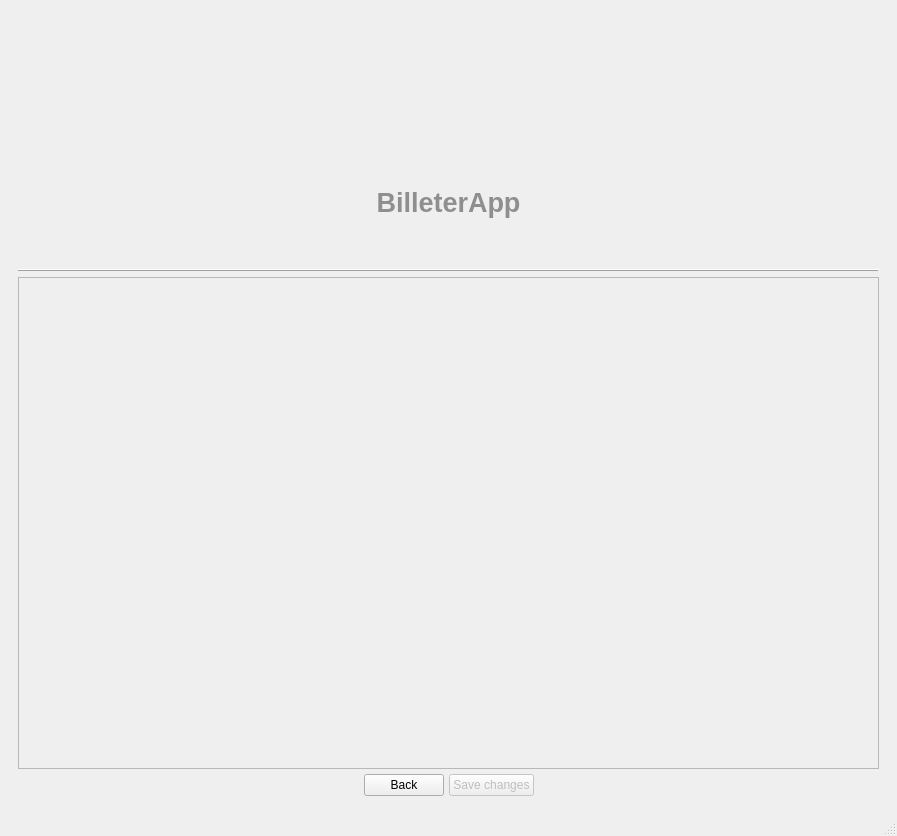
The window that billeUI/uis/account_browser_screen.ui (Igna11/Billetera2.0) describes before a commit, drawn with Qt 5.
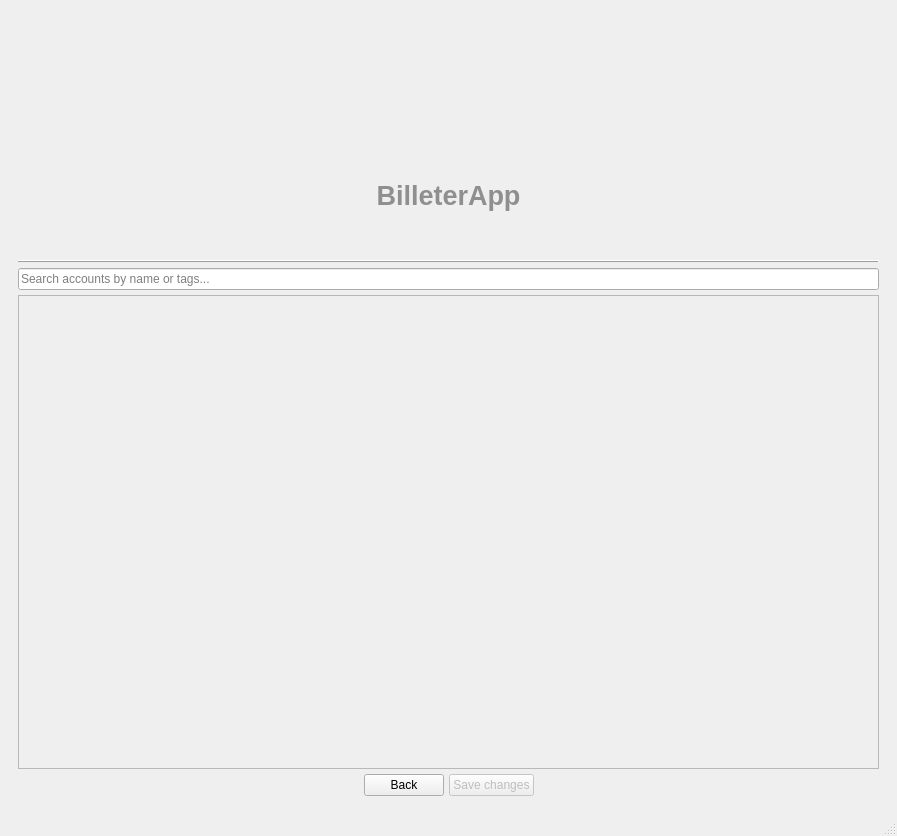
The same window after the commit.

Commit message: features: account filtering

```diff
--- a/billeUI/uis/account_browser_screen.ui
+++ b/billeUI/uis/account_browser_screen.ui
@@ -25,7 +25,7 @@
       </property>
       <layout class="QHBoxLayout" name="horizontalLayout_3">
        <item>
-        <layout class="QVBoxLayout" name="MainVLayout" stretch="1,1,1,4,0">
+        <layout class="QVBoxLayout" name="MainVLayout" stretch="1,1,1,0,4,0">
          <property name="spacing">
           <number>5</number>
          </property>
@@ -63,6 +63,13 @@
            </property>
           </widget>
          </item>
+         <item>
+          <widget class="QLineEdit" name="search_line_edit">
+           <property name="placeholderText">
+            <string>Search accounts by name or tags...</string>
+           </property>
+          </widget>
+         </item>
          <item>
           <layout class="QHBoxLayout" name="Central_HLayout" stretch="0">
            <item>
```
The commit also changes 1 other file.
